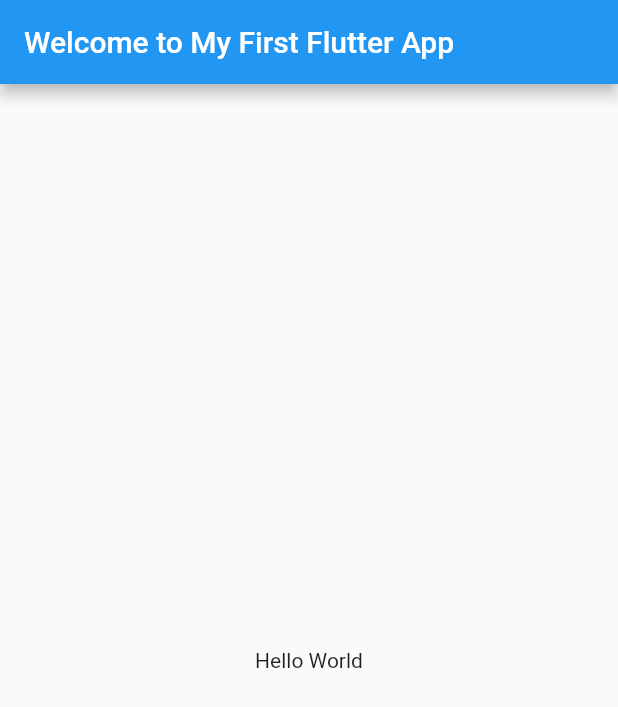
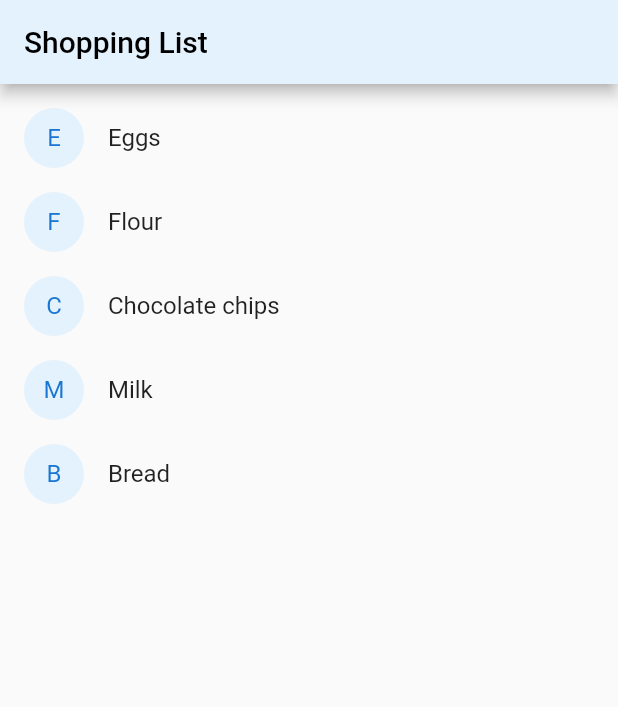
Before and after one commit to Fatanaminullah/mobile-programming-flutter, a Flutter app: the screen it shows after launch, on a phone screen of 412 x 824 dp. Shown: the top 707 px of the screen. Run offline on Flutter 3.47's test engine with Material 2 defaults, Android fonts, the phone set to English and light mode, and no system bars.

Commit message:
create shopping list widget

```diff
--- a/lib/main.dart
+++ b/lib/main.dart
@@ -1,20 +1,131 @@
 import 'package:flutter/material.dart';
 
-void main() => runApp(MyApp());
+class Product {
+  const Product({required this.name});
 
-class MyApp extends StatelessWidget {
+  final String name;
+}
+
+typedef CartChangedCallback = Function(Product product, bool inCart);
+
+class ShoppingListItem extends StatelessWidget {
+  ShoppingListItem({
+    required this.product,
+    required this.inCart,
+    required this.onCartChanged,
+  }) : super(key: ObjectKey(product));
+
+  final Product product;
+  final bool inCart;
+  final CartChangedCallback onCartChanged;
+
+  Color _getColor(BuildContext context) {
+    // The theme depends on the BuildContext because different
+    // parts of the tree can have different themes.
+    // The BuildContext indicates where the build is
+    // taking place and therefore which theme to use.
+
+    return inCart //
+        ? Colors.black54
+        : Theme.of(context).secondaryHeaderColor;
+  }
+
+  TextStyle? _getTextStyle(BuildContext context) {
+    if (!inCart) return null;
+
+    return const TextStyle(
+      color: Colors.black54,
+      decoration: TextDecoration.lineThrough,
+    );
+  }
+
   @override
   Widget build(BuildContext context) {
-    return MaterialApp(
-      title: 'Welcome to My First Flutter App',
-      home: Scaffold(
-        appBar: AppBar(
-          title: const Text('Welcome to My First Flutter App'),
-        ),
-        body: const Center(
-          child: Text('Hello World'),
-        ),
+    return ListTile(
+      onTap: () {
+        onCartChanged(product, inCart);
+      },
+      leading: CircleAvatar(
+        backgroundColor: _getColor(context),
+        child: Text(product.name[0]),
+      ),
+      title: Text(
+        product.name,
+        style: _getTextStyle(context),
       ),
     );
   }
 }
+
+class ShoppingList extends StatefulWidget {
+  const ShoppingList({required this.products, Key? key}) : super(key: key);
+
+  final List<Product> products;
+
+  // The framework calls createState the first time
+  // a widget appears at a given location in the tree.
+  // If the parent rebuilds and uses the same type of
+  // widget (with the same key), the framework re-uses
+  // the State object instead of creating a new State object.
+
+  @override
+  _ShoppingListState createState() => _ShoppingListState();
+}
+
+class _ShoppingListState extends State<ShoppingList> {
+  final _shoppingCart = <Product>{};
+
+  void _handleCartChanged(Product product, bool inCart) {
+    setState(() {
+      // When a user changes what's in the cart, you need
+      // to change _shoppingCart inside a setState call to
+      // trigger a rebuild.
+      // The framework then calls build, below,
+      // which updates the visual appearance of the app.
+
+      if (!inCart) {
+        _shoppingCart.add(product);
+      } else {
+        _shoppingCart.remove(product);
+      }
+    });
+  }
+
+  @override
+  Widget build(BuildContext context) {
+    return Scaffold(
+      appBar: AppBar(
+        title: const Text('Shopping List',
+            style: TextStyle(
+              color: Colors.black,
+            )),
+        backgroundColor: Theme.of(context).secondaryHeaderColor,
+      ),
+      body: ListView(
+        padding: const EdgeInsets.symmetric(vertical: 8.0),
+        children: widget.products.map((Product product) {
+          return ShoppingListItem(
+            product: product,
+            inCart: _shoppingCart.contains(product),
+            onCartChanged: _handleCartChanged,
+          );
+        }).toList(),
+      ),
+    );
+  }
+}
+
+void main() {
+  runApp(const MaterialApp(
+    title: 'Shopping App',
+    home: ShoppingList(
+      products: [
+        Product(name: 'Eggs'),
+        Product(name: 'Flour'),
+        Product(name: 'Chocolate chips'),
+        Product(name: 'Milk'),
+        Product(name: 'Bread'),
+      ],
+    ),
+  ));
+}
```
